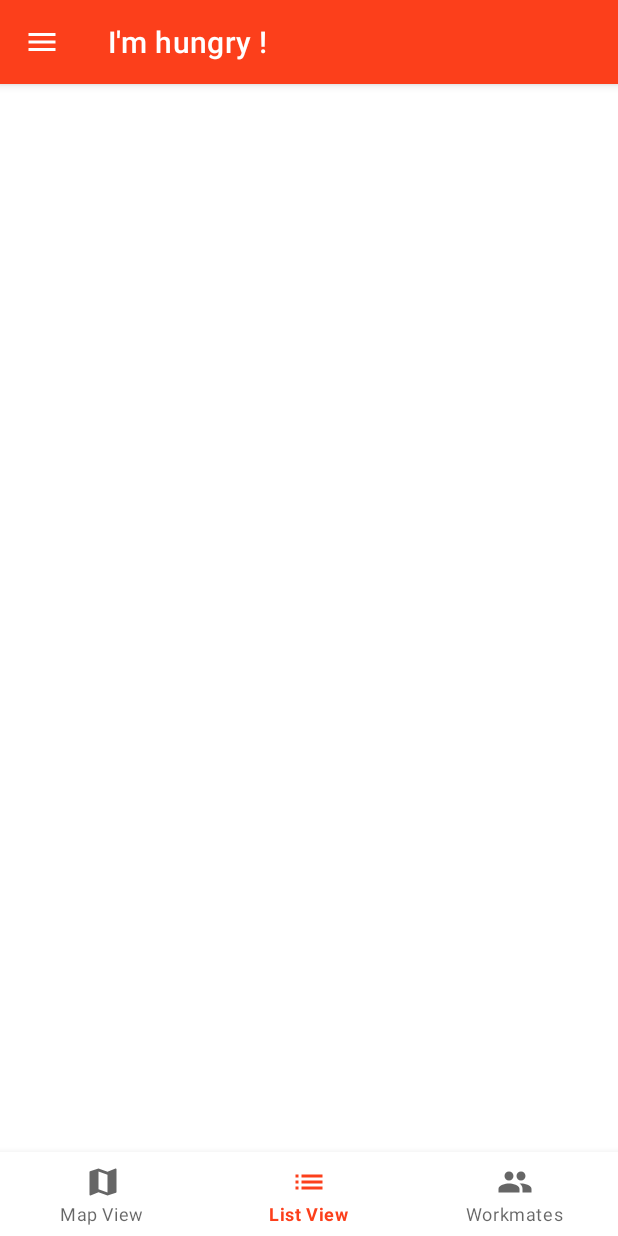
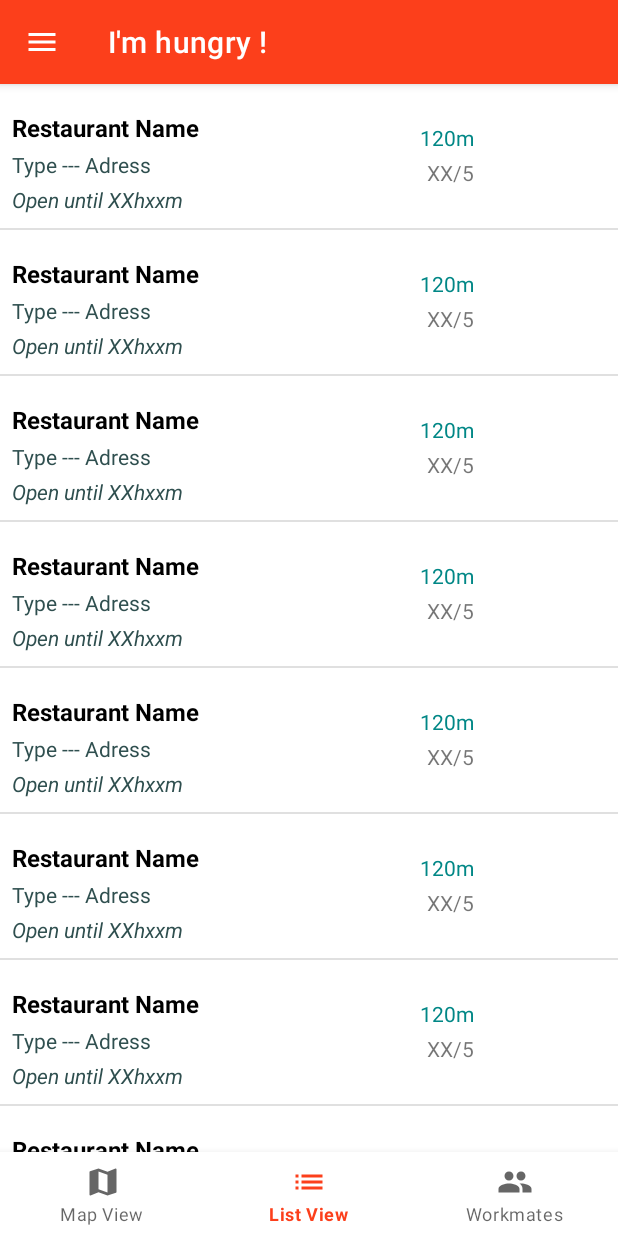
Before and after one commit to Narghold/Go4Lunch, an Android app: the PlacesFragment screen opened through its navigation route, on a phone screen of 412 x 824 dp. Run offline under Robolectric (Android 15) with nearby library versions, the phone set to English and light mode, and no system bars; our stand-ins replace Firebase (no records; nobody signed in at launch, a user with empty details on screens opened directly), navigation-ui; libraries missing offline, so code that uses them is left out: pub.devrel.easypermissions; 3 statements that could not run were skipped.

Commit message:
PlaceRecycler
Place recyclerview implemented

```diff
--- /dev/null
+++ b/app/src/main/java/com/dubois/yann/go4lunch/controller/PlaceAdapter.java
@@ -0,0 +1,62 @@
+package com.dubois.yann.go4lunch.controller;
+
+import android.content.Context;
+import android.view.LayoutInflater;
+import android.view.View;
+import android.view.ViewGroup;
+import android.widget.ImageView;
+import android.widget.TextView;
+
+import androidx.annotation.NonNull;
+import androidx.recyclerview.widget.RecyclerView;
+
+import com.dubois.yann.go4lunch.R;
+import com.google.android.libraries.places.api.model.Place;
+
+import java.util.ArrayList;
+import java.util.List;
+
+class PlaceAdapter extends RecyclerView.Adapter<PlaceAdapter.PlaceViewHolder> {
+
+    Context mContext;
+
+    //List of places
+    private final List<Place> mPlaceList = new ArrayList<>();
+
+    @NonNull
+    @Override
+    public PlaceViewHolder onCreateViewHolder(@NonNull ViewGroup parent, int viewType) {
+        mContext = parent.getContext();
+        LayoutInflater mInflater = LayoutInflater.from(mContext);
+        View mView = mInflater.inflate(R.layout.rv_place_item, parent, false);
+        return new PlaceViewHolder(mView);
+    }
+
+    @Override
+    public void onBindViewHolder(@NonNull PlaceViewHolder holder, int position) {
+
+    }
+
+    @Override
+    public int getItemCount() {
+        return 10;
+    }
+
+    public static class PlaceViewHolder extends RecyclerView.ViewHolder{
+
+        TextView mItemName;
+        TextView mItemDetail;
+        TextView mItemDistance;
+        TextView mItemRating;
+        ImageView mItemPhoto;
+
+        public PlaceViewHolder(@NonNull View view) {
+            super(view);
+            mItemName = view.findViewById(R.id.item_place_name);
+            mItemDetail = view.findViewById(R.id.item_place_detail);
+            mItemDistance = view.findViewById(R.id.item_place_distance);
+            mItemRating = view.findViewById(R.id.item_place_rating);
+            mItemPhoto = view.findViewById(R.id.item_place_img);
+        }
+    }
+}
--- a/app/src/main/java/com/dubois/yann/go4lunch/controller/PlacesFragment.java
+++ b/app/src/main/java/com/dubois/yann/go4lunch/controller/PlacesFragment.java
@@ -1,8 +1,12 @@
 package com.dubois.yann.go4lunch.controller;
 
+import android.content.Context;
 import android.os.Bundle;
 
 import androidx.fragment.app.Fragment;
+import androidx.recyclerview.widget.DividerItemDecoration;
+import androidx.recyclerview.widget.LinearLayoutManager;
+import androidx.recyclerview.widget.RecyclerView;
 
 import android.view.LayoutInflater;
 import android.view.View;
@@ -17,9 +21,8 @@ import com.dubois.yann.go4lunch.R;
  */
 public class PlacesFragment extends Fragment {
 
-    public PlacesFragment() {
-        // Required empty public constructor
-    }
+    private PlaceAdapter mPlaceAdapter;
+    private RecyclerView mPlaceRecycler;
 
     public static PlacesFragment newInstance() {
         return new PlacesFragment();
@@ -33,7 +36,16 @@ public class PlacesFragment extends Fragment {
     @Override
     public View onCreateView(LayoutInflater inflater, ViewGroup container,
                              Bundle savedInstanceState) {
+        View mView = inflater.inflate(R.layout.fragment_places, container, false);
+        Context mContext = mView.getContext();
+
+        mPlaceRecycler = mView.findViewById(R.id.rv_places);
+        mPlaceRecycler.setLayoutManager(new LinearLayoutManager(mContext , LinearLayoutManager.VERTICAL, false));
+        mPlaceRecycler.addItemDecoration(new DividerItemDecoration(requireContext(), DividerItemDecoration.VERTICAL));
+        mPlaceAdapter = new PlaceAdapter();
+        mPlaceRecycler.setAdapter(mPlaceAdapter);
+
         // Inflate the layout for this fragment
-        return inflater.inflate(R.layout.fragment_places, container, false);
+        return mView;
     }
 }
--- a/app/src/main/res/layout/fragment_places.xml
+++ b/app/src/main/res/layout/fragment_places.xml
@@ -10,6 +10,7 @@
 
 
     <androidx.recyclerview.widget.RecyclerView
+        android:id="@+id/rv_places"
         android:layout_width="match_parent"
         android:layout_height="match_parent"
         app:layout_constraintBottom_toBottomOf="parent"
--- a/app/src/main/res/layout/rv_place_item.xml
+++ b/app/src/main/res/layout/rv_place_item.xml
@@ -55,9 +55,9 @@
             android:id="@+id/item_place_distance"
             android:layout_width="wrap_content"
             android:layout_height="wrap_content"
-            android:layout_marginTop="8dp"
+            android:layout_marginTop="16dp"
+            android:text="120m"
             android:textColor="@color/teal_700"
-            android:text="120m"
             app:layout_constraintEnd_toEndOf="parent"
             app:layout_constraintTop_toTopOf="parent" />
 
```
